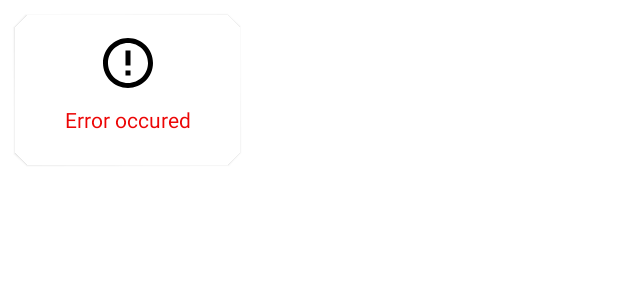
After one commit to Coneys/Neys-Android, an Android app: the layout view_error.xml on its own in the app's theme, with its tools: preview values and no code run, on a phone screen of 412 x 824 dp. The commit adds this screen. Shown: the top 300 px of the screen. Run offline under Robolectric (Android 15) with nearby library versions, the phone set to English and light mode, and no system bars.

Commit message:
Add error view

```diff
--- /dev/null
+++ b/app/src/main/java/com/github/coneys/neys/commonUi/ErrorView.kt
@@ -0,0 +1,10 @@
+package com.github.coneys.neys.commonUi
+
+import android.content.Context
+import android.util.AttributeSet
+import androidx.constraintlayout.widget.ConstraintLayout
+
+class ErrorView(context: Context?, attrs: AttributeSet?) : ConstraintLayout(context, attrs)
+{
+
+}
--- /dev/null
+++ b/app/src/main/res/drawable/ic_error.xml
@@ -0,0 +1,9 @@
+<vector xmlns:android="http://schemas.android.com/apk/res/android"
+        android:width="24dp"
+        android:height="24dp"
+        android:viewportWidth="24.0"
+        android:viewportHeight="24.0">
+    <path
+        android:fillColor="#FF000000"
+        android:pathData="M11,15h2v2h-2zM11,7h2v6h-2zM11.99,2C6.47,2 2,6.48 2,12s4.47,10 9.99,10C17.52,22 22,17.52 22,12S17.52,2 11.99,2zM12,20c-4.42,0 -8,-3.58 -8,-8s3.58,-8 8,-8 8,3.58 8,8 -3.58,8 -8,8z"/>
+</vector>
--- a/app/src/main/res/layout/activity_app.xml
+++ b/app/src/main/res/layout/activity_app.xml
@@ -24,6 +24,7 @@
         app:layout_constraintLeft_toLeftOf="parent"
         app:layout_constraintRight_toRightOf="parent"
         app:layout_constraintTop_toTopOf="parent"
+        app:navGraph="@navigation/app_graph"
 
         tools:layout="@layout/fragment_shopping_list_intro" />
 
--- /dev/null
+++ b/app/src/main/res/layout/view_error.xml
@@ -0,0 +1,39 @@
+<?xml version="1.0" encoding="utf-8"?>
+<com.google.android.material.card.MaterialCardView xmlns:android="http://schemas.android.com/apk/res/android"
+    xmlns:app="http://schemas.android.com/apk/res-auto"
+    android:layout_width="150dp"
+    android:layout_height="100dp"
+    android:layout_margin="10dp"
+    android:background="?backgroundColor"
+    app:shapeAppearance="?shapeAppearanceMediumComponent">
+
+    <androidx.constraintlayout.widget.ConstraintLayout
+        android:layout_width="match_parent"
+        android:layout_height="match_parent">
+
+        <ImageView
+            android:id="@+id/imageView"
+            android:layout_width="40dp"
+            android:layout_height="40dp"
+            android:layout_marginTop="8dp"
+            android:src="@drawable/ic_error"
+            app:layout_constraintEnd_toEndOf="parent"
+            app:layout_constraintHorizontal_bias="0.5"
+            app:layout_constraintStart_toStartOf="parent"
+            app:layout_constraintTop_toTopOf="parent" />
+
+        <TextView
+            android:layout_width="wrap_content"
+            android:layout_height="wrap_content"
+            android:layout_marginTop="8dp"
+            android:text="Error occured"
+            android:textColor="?colorError"
+            app:layout_constraintEnd_toEndOf="parent"
+            app:layout_constraintStart_toStartOf="parent"
+            app:layout_constraintTop_toBottomOf="@+id/imageView" />
+
+
+    </androidx.constraintlayout.widget.ConstraintLayout>
+
+
+</com.google.android.material.card.MaterialCardView>
--- /dev/null
+++ b/app/src/main/res/navigation/app_graph.xml
@@ -0,0 +1,13 @@
+<?xml version="1.0" encoding="utf-8"?>
+<navigation xmlns:android="http://schemas.android.com/apk/res/android"
+    xmlns:app="http://schemas.android.com/apk/res-auto"
+    xmlns:tools="http://schemas.android.com/tools"
+    android:id="@+id/app_graph"
+    app:startDestination="@id/shopingListIntroFragment">
+
+    <fragment
+        android:id="@+id/shopingListIntroFragment"
+        android:name="com.github.coneys.neys.shoppingList.ShopingListIntroFragment"
+        android:label="ShopingListIntroFragment"
+        tools:layout="@layout/fragment_shopping_list_intro" />
+</navigation>
--- a/app/src/main/res/values/colors.xml
+++ b/app/src/main/res/values/colors.xml
@@ -27,4 +27,6 @@
 
     <color name="lightGray">#F1F1F1</color>
 
+    <color name="red">#EC0505</color>
+
 </resources>
--- a/app/src/main/res/values/themes.xml
+++ b/app/src/main/res/values/themes.xml
@@ -16,6 +16,7 @@
 
         <item name="backgroundColor">@color/lightGray</item>
 
+        <item name="colorError">@color/red</item>
 
         <item name="shapeAppearanceSmallComponent">@style/ShapeAppearance.Neys.SmallComponent</item>
         <item name="shapeAppearanceMediumComponent">@style/ShapeAppearance.Neys.MediumComponent</item>
```
